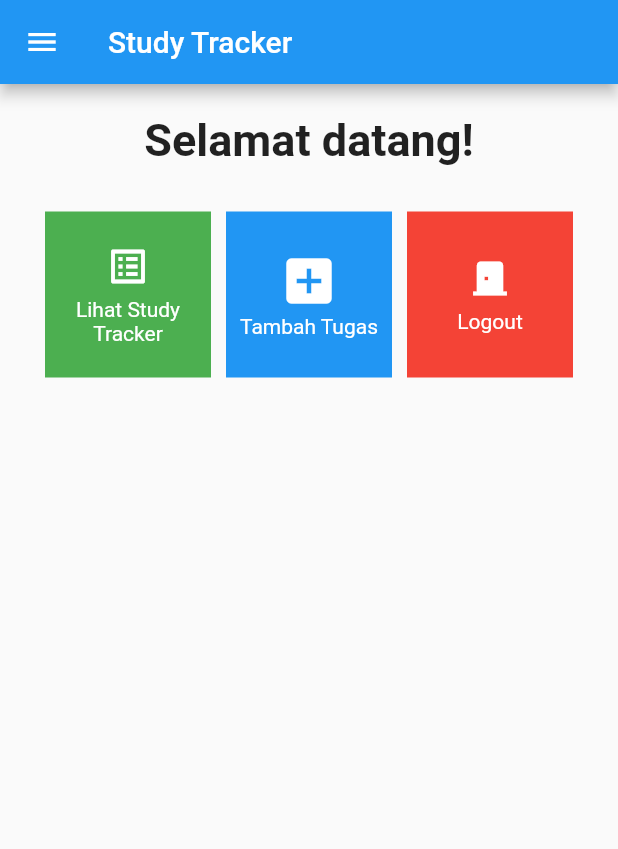
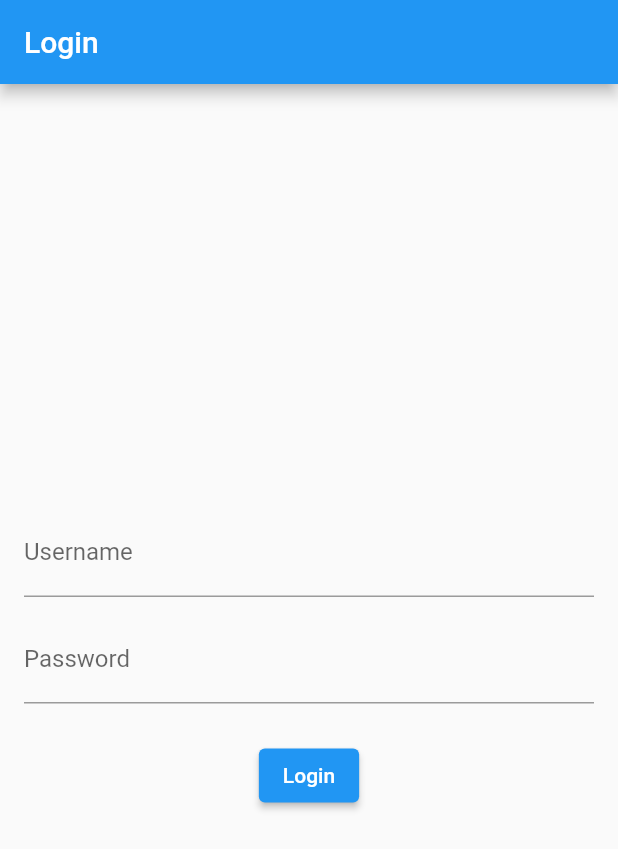
Before and after one commit to kemalhanan/Tugas-PBP-Flutter, a Flutter app: the screen it shows after launch, on a phone screen of 412 x 824 dp. Shown: the top 849 px of the screen. Run offline on Flutter 3.47's test engine with Material 2 defaults, Android fonts, the phone set to English and light mode, and no system bars; missing offline and left inert: pbp_django_auth.

```diff
--- a/lib/main.dart
+++ b/lib/main.dart
@@ -1,31 +1,29 @@
 import 'package:flutter/material.dart';
-import 'package:study_tracker/pages/menu.dart';
+import 'package:pbp_django_auth/pbp_django_auth.dart';
+import 'package:provider/provider.dart';
+import 'package:study_tracker/pages/login.dart';
 
 void main() {
   runApp(const MyApp());
 }
 
 class MyApp extends StatelessWidget {
-  const MyApp({super.key});
+  const MyApp({Key? key}) : super(key: key);
 
-  // This widget is the root of your application.
   @override
   Widget build(BuildContext context) {
-    return MaterialApp(
-      title: 'Flutter Demo',
-      theme: ThemeData(
-        // This is the theme of your application.
-        //
-        // Try running your application with "flutter run". You'll see the
-        // application has a blue toolbar. Then, without quitting the app, try
-        // changing the primarySwatch below to Colors.green and then invoke
-        // "hot reload" (press "r" in the console where you ran "flutter run",
-        // or simply save your changes to "hot reload" in a Flutter IDE).
-        // Notice that the counter didn't reset back to zero; the application
-        // is not restarted.
-        primarySwatch: Colors.blue,
+    return Provider(
+      create: (_) {
+        CookieRequest request = CookieRequest();
+        return request;
+      },
+      child: MaterialApp(
+        title: 'Flutter App',
+        theme: ThemeData(
+          primarySwatch: Colors.blue,
+        ),
+        home: const LoginPage(),
       ),
-      home: const MyHomePage(),
     );
   }
 }
--- /dev/null
+++ b/lib/pages/login.dart
@@ -0,0 +1,112 @@
+import 'package:flutter/material.dart';
+import 'package:pbp_django_auth/pbp_django_auth.dart';
+import 'package:provider/provider.dart';
+import 'package:study_tracker/pages/menu.dart';
+
+void main() {
+  runApp(const LoginApp());
+}
+
+class LoginApp extends StatelessWidget {
+  const LoginApp({super.key});
+
+  @override
+  Widget build(BuildContext context) {
+    return MaterialApp(
+      title: 'Login',
+      theme: ThemeData(
+        primarySwatch: Colors.blue,
+      ),
+      home: const LoginPage(),
+    );
+  }
+}
+
+class LoginPage extends StatefulWidget {
+  const LoginPage({super.key});
+
+  @override
+  _LoginPageState createState() => _LoginPageState();
+}
+
+class _LoginPageState extends State<LoginPage> {
+  final TextEditingController _usernameController = TextEditingController();
+  final TextEditingController _passwordController = TextEditingController();
+
+  @override
+  Widget build(BuildContext context) {
+    final request = context.watch<CookieRequest>();
+    return Scaffold(
+      appBar: AppBar(
+        title: const Text('Login'),
+      ),
+      body: Container(
+        padding: const EdgeInsets.all(16.0),
+        child: Column(
+          mainAxisAlignment: MainAxisAlignment.center,
+          children: [
+            TextField(
+              controller: _usernameController,
+              decoration: const InputDecoration(
+                labelText: 'Username',
+              ),
+            ),
+            const SizedBox(height: 12.0),
+            TextField(
+              controller: _passwordController,
+              decoration: const InputDecoration(
+                labelText: 'Password',
+              ),
+              obscureText: true,
+            ),
+            const SizedBox(height: 24.0),
+            ElevatedButton(
+              onPressed: () async {
+                String username = _usernameController.text;
+                String password = _passwordController.text;
+
+                // Cek kredensial
+                // TODO: Ganti URL dan jangan lupa tambahkan trailing slash (/) di akhir URL!
+                final response = await request
+                    .login("https://tugas-pbp.domcloud.io/auth/login/", {
+                  'username': username,
+                  'password': password,
+                });
+
+                if (request.loggedIn) {
+                  String message = response['message'];
+                  String uname = response['username'];
+                  Navigator.pushReplacement(
+                    context,
+                    MaterialPageRoute(builder: (context) => const MyHomePage()),
+                  );
+                  ScaffoldMessenger.of(context)
+                    ..hideCurrentSnackBar()
+                    ..showSnackBar(SnackBar(
+                        content: Text("$message Selamat datang, $uname.")));
+                } else {
+                  showDialog(
+                    context: context,
+                    builder: (context) => AlertDialog(
+                      title: const Text('Login Gagal'),
+                      content: Text(response['message']),
+                      actions: [
+                        TextButton(
+                          child: const Text('OK'),
+                          onPressed: () {
+                            Navigator.pop(context);
+                          },
+                        ),
+                      ],
+                    ),
+                  );
+                }
+              },
+              child: const Text('Login'),
+            ),
+          ],
+        ),
+      ),
+    );
+  }
+}
--- a/pubspec.yaml
+++ b/pubspec.yaml
@@ -35,6 +35,8 @@ dependencies:
   # The following adds the Cupertino Icons font to your application.
   # Use with the CupertinoIcons class for iOS style icons.
   cupertino_icons: ^1.0.2
+  pbp_django_auth: ^0.3.1
+  provider: ^6.0.5
 
 dev_dependencies:
   flutter_test:
```
Also changed, not shown: lib/model/assignment.dart (added, +67 -0 lines), pubspec.lock, 1 other file.
